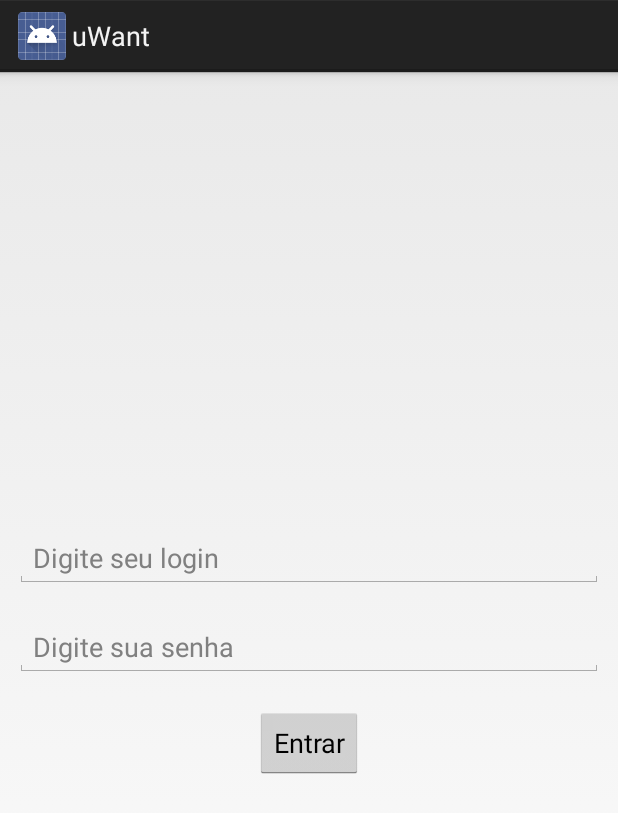
After one commit to uWant-Brazil/uWant-Android, an Android app: the layout activity_authentication.xml on its own in the app's theme, with its tools: preview values and no code run, on a phone screen of 412 x 824 dp. The commit adds this screen. Shown: the top 813 px of the screen. Run offline under Robolectric (Android 15) with nearby library versions, the phone set to English and light mode, and no system bars.

Commit message:
Integração @ Authentication
Integração com o WS para a rotina de autenticação do usuário utilizando
o OkHttp Library.

```diff
--- a/app/src/main/AndroidManifest.xml
+++ b/app/src/main/AndroidManifest.xml
@@ -1,6 +1,8 @@
 <?xml version="1.0" encoding="utf-8"?>
 <manifest xmlns:android="http://schemas.android.com/apk/res/android"
     package="br.com.uwant" >
+
+    <uses-permission android:name="android.permission.INTERNET" />
 
     <application
         android:allowBackup="true"
@@ -16,6 +18,10 @@
                 <category android:name="android.intent.category.LAUNCHER" />
             </intent-filter>
         </activity>
+        <activity
+            android:name=".flow.AuthenticationActivity"
+            android:label="@string/app_name">
+        </activity>
     </application>
 
 </manifest>
--- a/app/src/main/java/br/com/uwant/flow/SplashActivity.java
+++ b/app/src/main/java/br/com/uwant/flow/SplashActivity.java
@@ -58,18 +58,22 @@ public class SplashActivity extends Activity implements Runnable {
             switch (counter++) {
                 case 0:
                     // TODO Imagem 1
+                    resource = 1;
                     break;
 
                 case 1:
                     // TODO Imagem 2
+                    resource = 1;
                     break;
 
                 case 2:
                     // TODO Imagem 3
+                    resource = 1;
                     break;
 
                 case 3:
                     // TODO Imagem 4
+                    resource = 1;
                     break;
 
                 default:
--- /dev/null
+++ b/app/src/main/res/layout/activity_authentication.xml
@@ -0,0 +1,30 @@
+<?xml version="1.0" encoding="utf-8"?>
+
+<LinearLayout xmlns:android="http://schemas.android.com/apk/res/android"
+    android:orientation="vertical" android:layout_width="match_parent"
+    android:layout_height="match_parent"
+    android:gravity="center">
+
+    <EditText
+        android:layout_width="match_parent"
+        android:layout_height="wrap_content"
+        android:id="@+id/auth_editText_login"
+        android:layout_gravity="center_horizontal"
+        android:hint="Digite seu login"
+        android:layout_margin="10dp" />
+
+    <EditText
+        android:layout_width="match_parent"
+        android:layout_height="wrap_content"
+        android:id="@+id/auth_editText_password"
+        android:hint="Digite sua senha"
+        android:layout_margin="10dp" />
+
+    <Button
+        android:layout_width="wrap_content"
+        android:layout_height="wrap_content"
+        android:text="Entrar"
+        android:id="@+id/auth_button_enter"
+        android:layout_gravity="center_horizontal"
+        android:layout_margin="10dp" />
+</LinearLayout>
```
Also changed, not shown: app/src/main/java/br/com/uwant/flow/AuthenticationActivity.java (+82 -1 lines).
